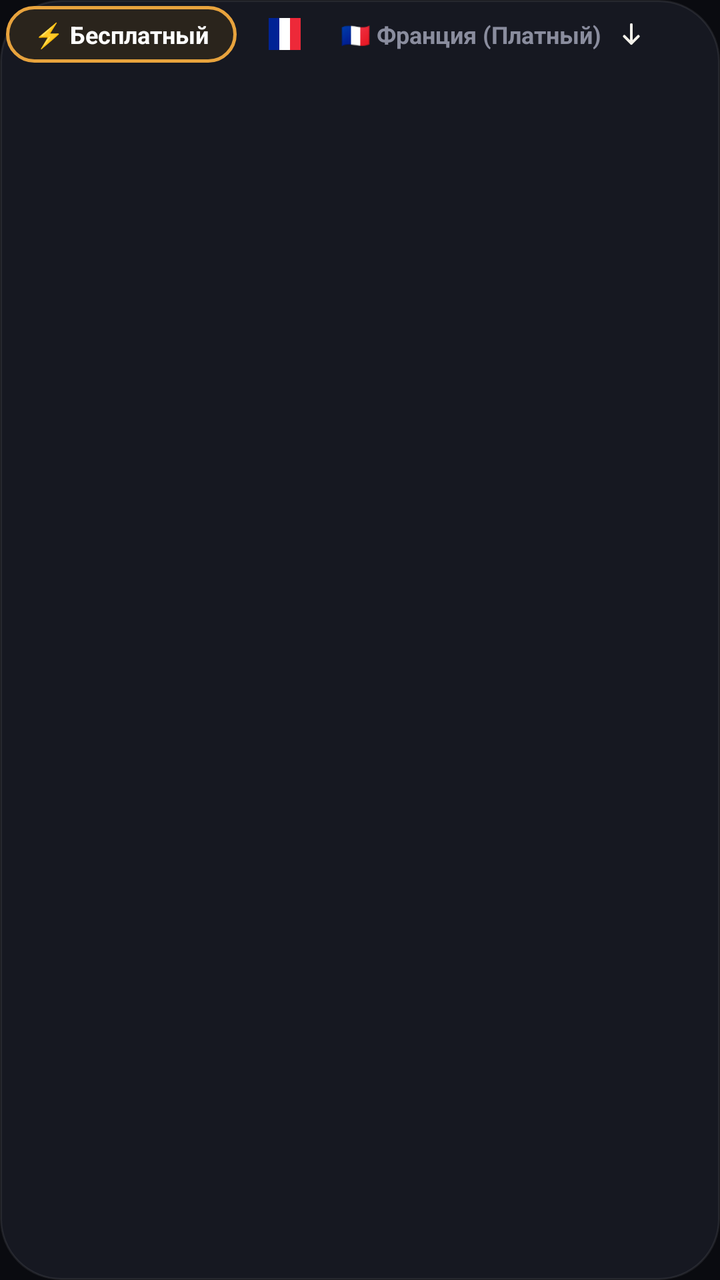
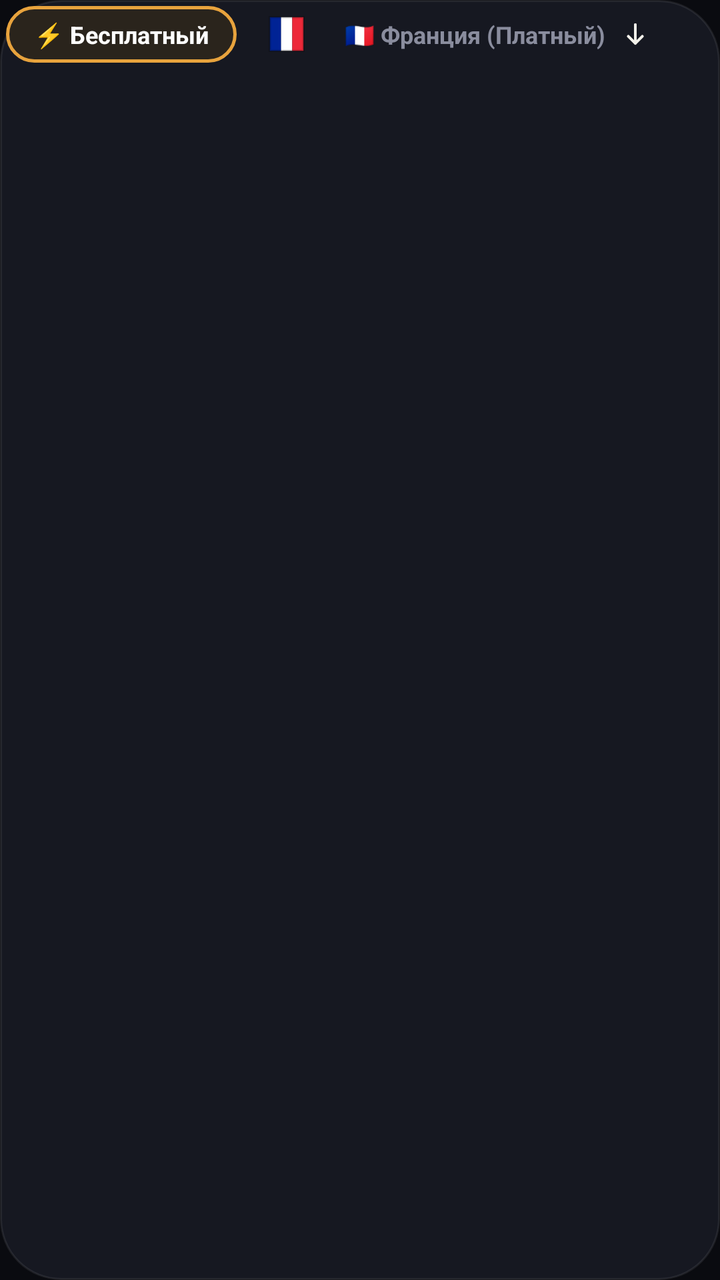

The first picture is an Android layout as it rendered before a commit; the second is the same layout after the commit. The layout source and the unified diff follow.
<!-- AndroidManifest.xml: application theme Theme.Mirage -->
<!-- res/layout/layout_server_plan.xml -->
<?xml version="1.0" encoding="utf-8"?>
<LinearLayout xmlns:android="http://schemas.android.com/apk/res/android"
    xmlns:app="http://schemas.android.com/apk/res-auto"
    android:layout_width="wrap_content"
    android:layout_height="wrap_content"
    android:layout_marginTop="12dp"
    android:background="@drawable/bg_pill"
    android:orientation="horizontal"
    android:padding="3dp">

    <TextView
        android:id="@+id/btnPlanFree"
        android:layout_width="wrap_content"
        android:layout_height="wrap_content"
        android:background="@drawable/bg_pill_active"
        android:clickable="true"
        android:focusable="true"
        android:paddingStart="14dp"
        android:paddingTop="6dp"
        android:paddingEnd="14dp"
        android:paddingBottom="6dp"
        android:text="@string/plan_free"
        android:textColor="#FFFFFF"
        android:textSize="12sp"
        android:textStyle="bold"
        android:maxLines="1"
        app:autoSizeTextType="uniform"
        app:autoSizeMinTextSize="9sp"
        app:autoSizeMaxTextSize="12sp"
        app:autoSizeStepGranularity="1sp" />

    <LinearLayout
        android:id="@+id/btnPlanFranceGroup"
        android:layout_width="wrap_content"
        android:layout_height="wrap_content"
        android:layout_marginStart="4dp"
        android:background="@android:color/transparent"
        android:clickable="true"
        android:focusable="true"
        android:gravity="center_vertical"
        android:orientation="horizontal">

        <ImageView
            android:id="@+id/ivPaidNodeFlag"
            android:layout_width="16dp"
            android:layout_height="16dp"
            android:layout_marginStart="12dp"
            android:layout_marginEnd="6dp"
            android:contentDescription="@null"
            android:src="@drawable/ic_france" />

        <TextView
            android:id="@+id/btnPlanFrance"
            android:layout_width="wrap_content"
            android:layout_height="wrap_content"
            android:background="@android:color/transparent"
            android:maxLines="1"
            android:paddingStart="14dp"
            android:paddingTop="6dp"
            android:paddingEnd="2dp"
            android:paddingBottom="6dp"
            android:text="@string/plan_france"
            android:textColor="@color/ink_soft"
            android:textSize="12sp"
            android:textStyle="bold"
            app:autoSizeTextType="uniform"
            app:autoSizeMinTextSize="9sp"
            app:autoSizeMaxTextSize="12sp"
            app:autoSizeStepGranularity="1sp" />

        <ImageView
            android:id="@+id/btnPaidServerChevron"
            android:layout_width="26dp"
            android:layout_height="26dp"
            android:layout_marginEnd="8dp"
            android:background="?android:attr/selectableItemBackgroundBorderless"
            android:clickable="true"
            android:contentDescription="@string/paid_server_picker_title"
            android:focusable="true"
            android:padding="6dp"
            android:src="@drawable/ic_arrow_down" />
    </LinearLayout>
</LinearLayout>
<!-- resources referenced by this layout -->
<resources>
  <color name="ink_soft">#8A8D9E</color>
  <!-- drawable bg_pill (drawable) -->
  <?xml version="1.0" encoding="utf-8"?>
  <shape xmlns:android="http://schemas.android.com/apk/res/android"
      android:shape="rectangle">
      <corners android:radius="30dp" />
      <solid android:color="@color/card" />
      <stroke
          android:width="1dp"
          android:color="@color/card_stroke" />
  </shape>
  <!-- drawable bg_pill_active (drawable) -->
  <?xml version="1.0" encoding="utf-8"?>
  <shape xmlns:android="http://schemas.android.com/apk/res/android"
      android:shape="rectangle">
      <corners android:radius="30dp" />
      <solid android:color="#2A241C" />
      <stroke
          android:width="1.5dp"
          android:color="#E8A33D" />
  </shape>
  <!-- drawable ic_arrow_down (drawable) -->
  <vector xmlns:android="http://schemas.android.com/apk/res/android"
      android:width="14dp"
      android:height="14dp"
      android:viewportWidth="24"
      android:viewportHeight="24">
      <path
          android:strokeColor="@color/ink"
          android:strokeWidth="2.4"
          android:strokeLineCap="round"
          android:strokeLineJoin="round"
          android:pathData="M12,4v16 M6,14l6,6l6,-6" />
  </vector>
  <!-- drawable ic_france (drawable) -->
  <?xml version="1.0" encoding="utf-8"?>
  <vector xmlns:android="http://schemas.android.com/apk/res/android"
      android:width="24dp"
      android:height="24dp"
      android:viewportWidth="24"
      android:viewportHeight="24">
      <path
          android:fillColor="#002395"
          android:pathData="M0,0h8v24h-8z" />
      <path
          android:fillColor="#FFFFFF"
          android:pathData="M8,0h8v24h-8z" />
      <path
          android:fillColor="#ED2939"
          android:pathData="M16,0h8v24h-8z" />
  </vector>
  <string name="paid_server_picker_title">Платный сервер</string>
  <string name="plan_france">🇫🇷 Франция (Платный)</string>
  <string name="plan_free">⚡ Бесплатный</string>
  <style name="Theme.Mirage" parent="Theme.Material3.Dark.NoActionBar">
          <item name="android:windowBackground">@color/bg</item>
          <item name="android:statusBarColor">@color/bg</item>
          <item name="android:navigationBarColor">@color/bg</item>
          <item name="android:windowLightStatusBar">false</item>
          <item name="colorPrimary">@color/amber</item>
          <item name="colorSecondary">@color/amber_deep</item>
          <item name="colorSurface">@color/card</item>
          <item name="colorOnSurface">@color/ink</item>
      </style>
  <color name="card">#161821</color>
  <color name="card_stroke">#14FFFFFF</color>
  <color name="ink">#F3F1EA</color>
  <color name="bg">#0A0B10</color>
  <color name="amber">#E8A33D</color>
  <color name="amber_deep">#C9722A</color>
</resources>

<!-- the commit's change to res/layout/layout_server_plan.xml (unified diff, before → after) -->
@@ -42,8 +42,8 @@
 
         <ImageView
             android:id="@+id/ivPaidNodeFlag"
-            android:layout_width="16dp"
-            android:layout_height="16dp"
+            android:layout_width="18dp"
+            android:layout_height="18dp"
             android:layout_marginStart="12dp"
             android:layout_marginEnd="6dp"
             android:contentDescription="@null"
<!-- resource entries referenced after the edit -->
@@ -37,19 +37,24 @@
   <!-- drawable ic_france (drawable) -->
   <?xml version="1.0" encoding="utf-8"?>
   <vector xmlns:android="http://schemas.android.com/apk/res/android"
-      android:width="24dp"
-      android:height="24dp"
-      android:viewportWidth="24"
-      android:viewportHeight="24">
+      android:width="18dp"
+      android:height="18dp"
+      android:viewportWidth="18"
+      android:viewportHeight="18">
       <path
           android:fillColor="#002395"
-          android:pathData="M0,0h8v24h-8z" />
+          android:pathData="M0.6,0.6h5.6v16.8h-5.6z" />
       <path
           android:fillColor="#FFFFFF"
-          android:pathData="M8,0h8v24h-8z" />
+          android:pathData="M6.2,0.6h5.6v16.8h-5.6z" />
       <path
           android:fillColor="#ED2939"
-          android:pathData="M16,0h8v24h-8z" />
+          android:pathData="M11.8,0.6h5.6v16.8h-5.6z" />
+      <path
+          android:fillColor="#00000000"
+          android:strokeColor="#33000000"
+          android:strokeWidth="1.2"
+          android:pathData="M0.6,0.6h16.8v16.8h-16.8z" />
   </vector>
   <string name="paid_server_picker_title">Платный сервер</string>
   <string name="plan_france">🇫🇷 Франция (Платный)</string>
